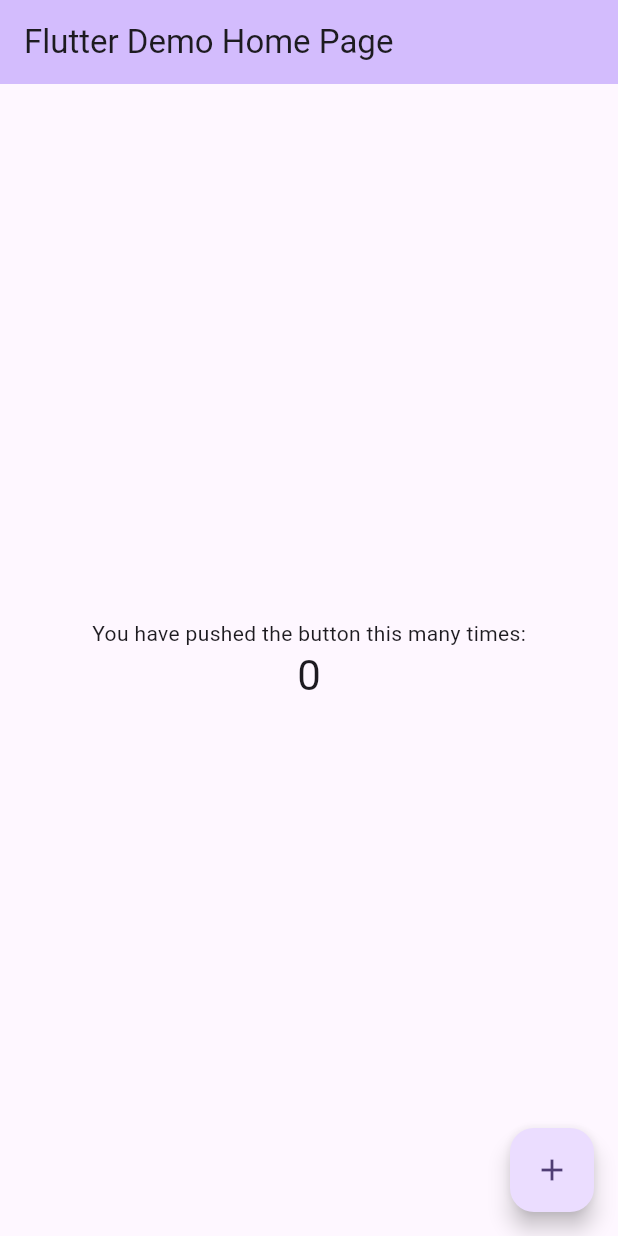
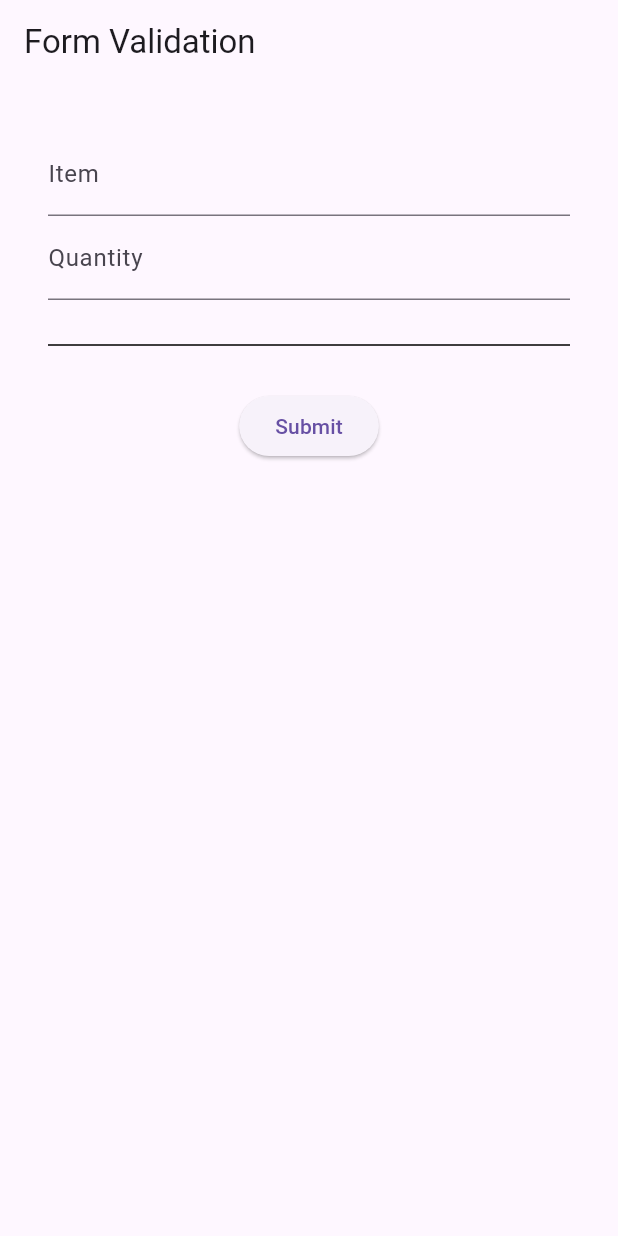
Before and after one commit to TedXpro/form_demo_practice, a Flutter app: the screen it shows after launch, on a phone screen of 412 x 824 dp. Run offline on Flutter 3.47's test engine with Material 3 defaults, Android fonts, the phone set to English and light mode, and no system bars.

Commit message:
work on form widget and validation for the form

```diff
--- /dev/null
+++ b/lib/home.dart
@@ -0,0 +1,84 @@
+import 'package:flutter/material.dart';
+
+class Home extends StatefulWidget {
+  const Home({super.key});
+
+  @override
+  State<Home> createState() => _HomeState();
+}
+
+class _HomeState extends State<Home> {
+  final GlobalKey<FormState> _formKey =
+      GlobalKey<FormState>(); // form widget needs a key thats why
+  final Order _order = Order();
+  String? _validateItem(String value) {
+    return value.isEmpty ? 'Item required' : null;
+  }
+
+  String? _validateQuantity(String value) {
+    int? _valueAsInt = value.isEmpty ? 0 : int.tryParse(value);
+    return _valueAsInt == 0 ? 'At least one item is required' : null;
+  }
+
+  void _submitOrder() {
+    if (_formKey.currentState!.validate()) {
+      _formKey.currentState!.save();
+      ScaffoldMessenger.of(context).showSnackBar(
+        SnackBar(
+          content: Text("Item: ${_order.item} \n Quantity: ${_order.quantity}"),
+        ),
+      );
+    }
+  }
+
+  @override
+  Widget build(BuildContext context) {
+    return Scaffold(
+      appBar: AppBar(title: const Text("Form Validation")),
+      body: SafeArea(
+        child: Column(
+          children: [
+            Form(
+              key: _formKey,
+              autovalidateMode: AutovalidateMode.onUnfocus,
+              child: Padding(
+                padding: EdgeInsets.all(32.0),
+                child: Column(
+                  children: [
+                    TextFormField(
+                      decoration: InputDecoration(
+                        hintText: 'Coffee',
+                        labelText: 'Item',
+                      ),
+                      validator: (value) => _validateItem(value!),
+                      onSaved: (value) => _order.item = value!,
+                    ),
+                    TextFormField(
+                      decoration: InputDecoration(
+                        hintText: '2',
+                        labelText: 'Quantity',
+                      ),
+                      validator: (value) => _validateQuantity(value!),
+                      onSaved:
+                          (value) => _order.quantity = int.tryParse(value!),
+                    ),
+                    Divider(color: Colors.black, height: 60),
+                    ElevatedButton(
+                      onPressed: _submitOrder,
+                      child: const Text("Submit"),
+                    ),
+                  ],
+                ),
+              ),
+            ),
+          ],
+        ),
+      ), // holds the landing page for the app(it returns an app)
+    );
+  }
+}
+
+class Order {
+  String? item;
+  int? quantity;
+}
--- a/lib/main.dart
+++ b/lib/main.dart
@@ -1,4 +1,5 @@
 import 'package:flutter/material.dart';
+import 'home.dart';
 
 void main() {
   runApp(const MyApp());
@@ -7,116 +8,12 @@ void main() {
 class MyApp extends StatelessWidget {
   const MyApp({super.key});
 
-  // This widget is the root of your application.
   @override
   Widget build(BuildContext context) {
     return MaterialApp(
-      title: 'Flutter Demo',
-      theme: ThemeData(
-        // This is the theme of your application.
-        //
-        // TRY THIS: Try running your application with "flutter run". You'll see
-        // the application has a purple toolbar. Then, without quitting the app,
-        // try changing the seedColor in the colorScheme below to Colors.green
-        // and then invoke "hot reload" (save your changes or press the "hot
-        // reload" button in a Flutter-supported IDE, or press "r" if you used
-        // the command line to start the app).
-        //
-        // Notice that the counter didn't reset back to zero; the application
-        // state is not lost during the reload. To reset the state, use hot
-        // restart instead.
-        //
-        // This works for code too, not just values: Most code changes can be
-        // tested with just a hot reload.
-        colorScheme: ColorScheme.fromSeed(seedColor: Colors.deepPurple),
-      ),
-      home: const MyHomePage(title: 'Flutter Demo Home Page'),
+      debugShowCheckedModeBanner: false,
+      title: 'Form Validation Form',
+      home: const Home(),
     );
   }
 }
-
-class MyHomePage extends StatefulWidget {
-  const MyHomePage({super.key, required this.title});
-
-  // This widget is the home page of your application. It is stateful, meaning
-  // that it has a State object (defined below) that contains fields that affect
-  // how it looks.
-
-  // This class is the configuration for the state. It holds the values (in this
-  // case the title) provided by the parent (in this case the App widget) and
-  // used by the build method of the State. Fields in a Widget subclass are
-  // always marked "final".
-
-  final String title;
-
-  @override
-  State<MyHomePage> createState() => _MyHomePageState();
-}
-
-class _MyHomePageState extends State<MyHomePage> {
-  int _counter = 0;
-
-  void _incrementCounter() {
-    setState(() {
-      // This call to setState tells the Flutter framework that something has
-      // changed in this State, which causes it to rerun the build method below
-      // so that the display can reflect the updated values. If we changed
-      // _counter without calling setState(), then the build method would not be
-      // called again, and so nothing would appear to happen.
-      _counter++;
-    });
-  }
-
-  @override
-  Widget build(BuildContext context) {
-    // This method is rerun every time setState is called, for instance as done
-    // by the _incrementCounter method above.
-    //
-    // The Flutter framework has been optimized to make rerunning build methods
-    // fast, so that you can just rebuild anything that needs updating rather
-    // than having to individually change instances of widgets.
-    return Scaffold(
-      appBar: AppBar(
-        // TRY THIS: Try changing the color here to a specific color (to
-        // Colors.amber, perhaps?) and trigger a hot reload to see the AppBar
-        // change color while the other colors stay the same.
-        backgroundColor: Theme.of(context).colorScheme.inversePrimary,
-        // Here we take the value from the MyHomePage object that was created by
-        // the App.build method, and use it to set our appbar title.
-        title: Text(widget.title),
-      ),
-      body: Center(
-        // Center is a layout widget. It takes a single child and positions it
-        // in the middle of the parent.
-        child: Column(
-          // Column is also a layout widget. It takes a list of children and
-          // arranges them vertically. By default, it sizes itself to fit its
-          // children horizontally, and tries to be as tall as its parent.
-          //
-          // Column has various properties to control how it sizes itself and
-          // how it positions its children. Here we use mainAxisAlignment to
-          // center the children vertically; the main axis here is the vertical
-          // axis because Columns are vertical (the cross axis would be
-          // horizontal).
-          //
-          // TRY THIS: Invoke "debug painting" (choose the "Toggle Debug Paint"
-          // action in the IDE, or press "p" in the console), to see the
-          // wireframe for each widget.
-          mainAxisAlignment: MainAxisAlignment.center,
-          children: <Widget>[
-            const Text('You have pushed the button this many times:'),
-            Text(
-              '$_counter',
-              style: Theme.of(context).textTheme.headlineMedium,
-            ),
-          ],
-        ),
-      ),
-      floatingActionButton: FloatingActionButton(
-        onPressed: _incrementCounter,
-        tooltip: 'Increment',
-        child: const Icon(Icons.add),
-      ), // This trailing comma makes auto-formatting nicer for build methods.
-    );
-  }
-}
```
Also changed, not shown: 1 other file.
